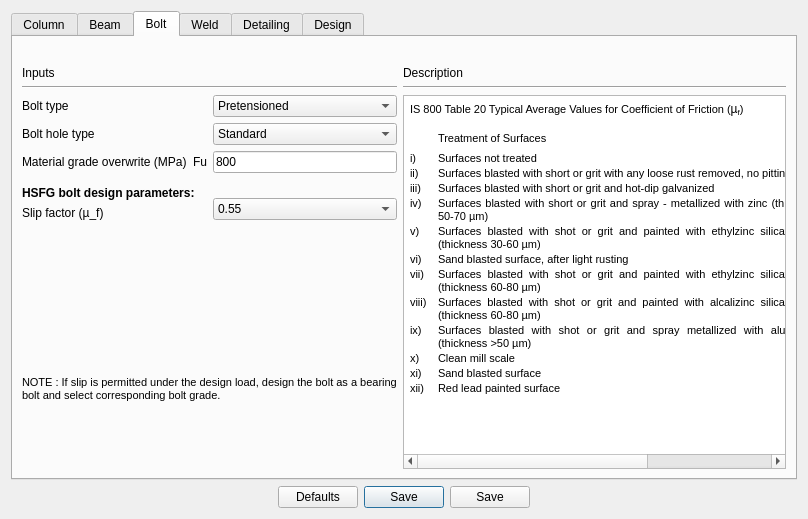
First picture: the form in Connections/Moment/BCEndPlate/ui_design_preferences.ui, repository osdag-admin/Osdag, before the edit.
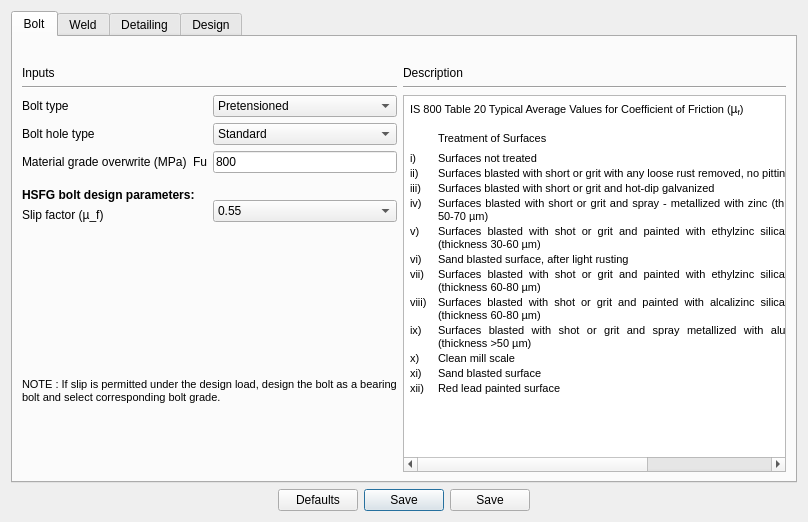
Second picture: the form after the edit. The open tabs and pages were chosen to show the change.

Commit message: fix: Remove beam and column tab from design pref ui

The edit to the form file:
```diff
--- a/Connections/Moment/BCEndPlate/ui_design_preferences.ui
+++ b/Connections/Moment/BCEndPlate/ui_design_preferences.ui
@@ -7,7 +7,7 @@
     <x>0</x>
     <y>0</y>
     <width>808</width>
-    <height>519</height>
+    <height>522</height>
    </rect>
   </property>
   <property name="windowTitle">
@@ -90,16 +90,6 @@
      <property name="currentIndex">
       <number>0</number>
      </property>
-     <widget class="QWidget" name="tab_Column">
-      <attribute name="title">
-       <string>Column</string>
-      </attribute>
-     </widget>
-     <widget class="QWidget" name="tab_Beam">
-      <attribute name="title">
-       <string>Beam</string>
-      </attribute>
-     </widget>
      <widget class="QWidget" name="tab_Bolt">
       <attribute name="title">
        <string>Bolt</string>
```
Left out of the diff: 4 changed lines with no effect on the pictures. The commit also changes 1 other file.
